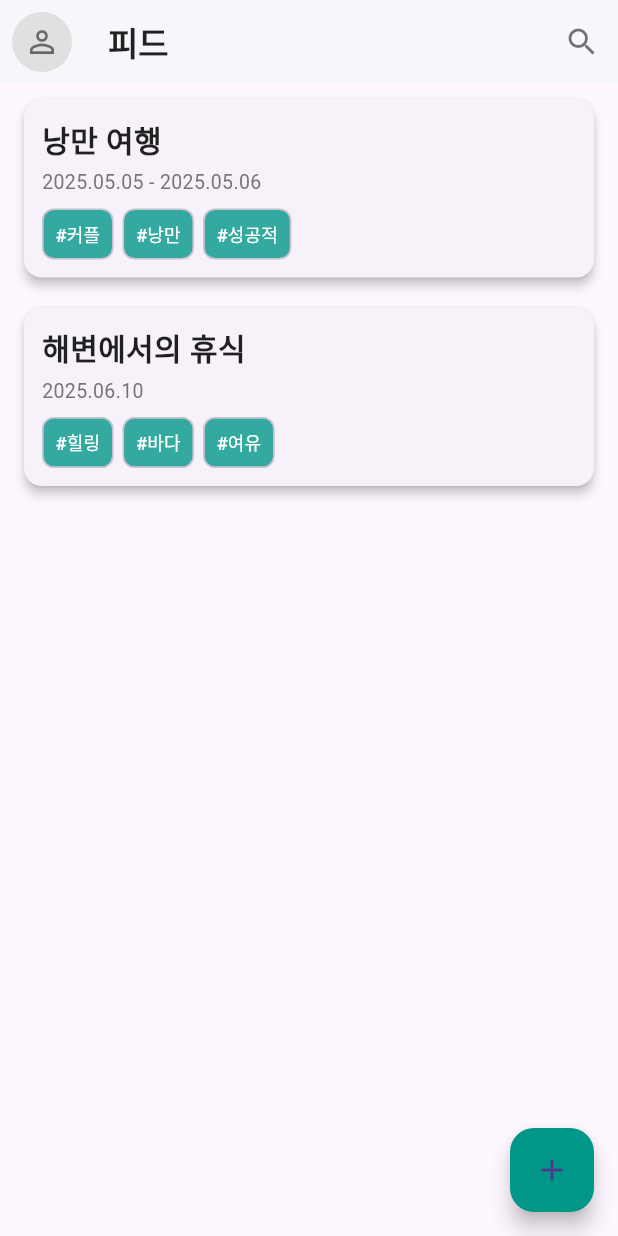
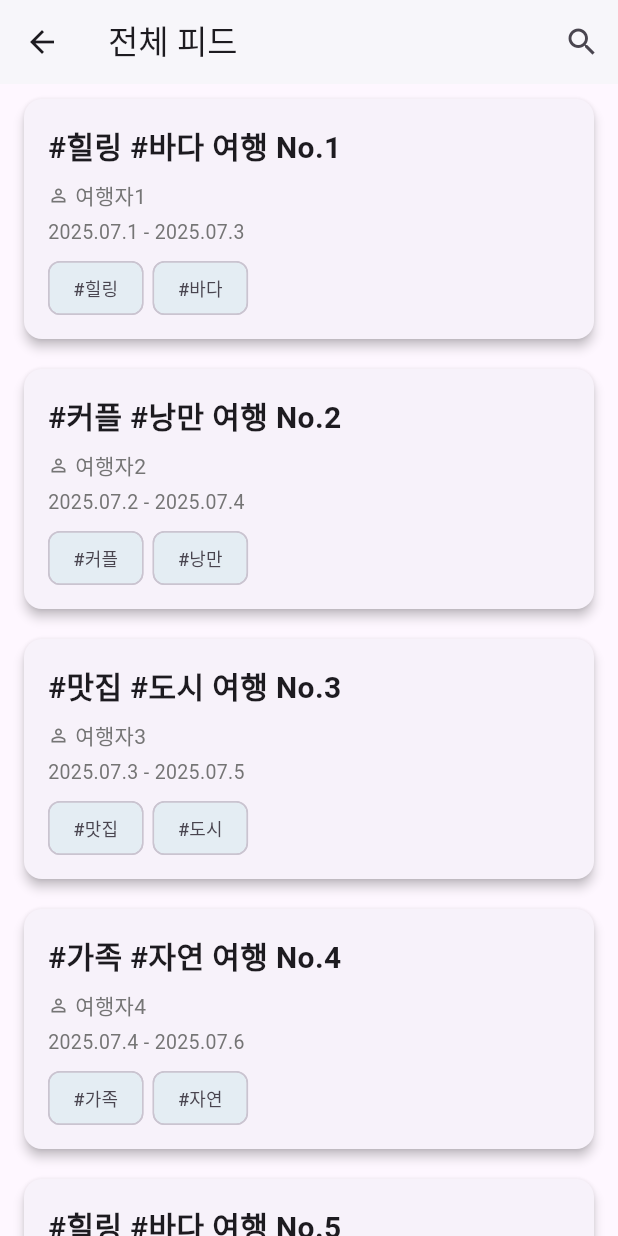
Before and after one commit to RecommendationForTravel/RecApp, a Flutter app: the FeedPage screen opened directly, on a phone screen of 412 x 824 dp. Run offline on Flutter 3.47's test engine with Material 3 defaults, Android fonts, the phone set to English and light mode, and no system bars; our stand-ins replace image_picker, table_calendar; missing offline and left inert: flutter_naver_map.

Commit message:
피드 화면 수정, 경로최적화 버튼 수정

```diff
--- a/lib/screens/feed_page.dart
+++ b/lib/screens/feed_page.dart
@@ -1,128 +1,197 @@
+// lib/screens/feed_page.dart (수정)
 import 'package:flutter/material.dart';
+import 'package:rectrip/models/place_model.dart';
 import 'package:rectrip/screens/feed/feed_detail_page.dart';
+import 'package:rectrip/services/main_backend_api_service.dart';
 
-import '../services/main_backend_api_service.dart';
-
+// --- 데이터 모델 정의 (기존과 동일하나, 가독성을 위해 함께 배치) ---
 class DailyLog {
   final String date;
-  final List<Map<String, String>> route; // 예: [{'title': '맛집', 'details': '...'}, ...]
-  //final List<String> photoUrls;
+  final List<Map<String, String>> route;
   final String comment;
 
-  DailyLog({
-    required this.date,
-    required this.route,
-    required this.comment,
-    // required this.photoUrls, // 생성자에서 제거
-  });
+  DailyLog({required this.date, required this.route, required this.comment});
 }
 
-// 샘플 데이터 모델
 class FeedPost {
   final String id;
   final String userName;
   final String userLocation;
-  //final String imageUrl;
   final String title;
   final String dateRange;
   final List<String> tags;
-  final List<DailyLog> dailyLogs; // 일자별 기록 추가
+  final List<DailyLog> dailyLogs;
 
   FeedPost({
     required this.id,
     required this.userName,
     required this.userLocation,
-    //required this.imageUrl,
     required this.title,
     required this.dateRange,
     required this.tags,
     required this.dailyLogs,
   });
 }
+// --- 데이터 모델 정의 끝 ---
 
-class FeedPage extends StatelessWidget {
-  // MainBackendApiService 인스턴스 생성
+
+class FeedPage extends StatefulWidget {
+  @override
+  _FeedPageState createState() => _FeedPageState();
+}
+
+class _FeedPageState extends State<FeedPage> {
   final MainBackendApiService _apiService = MainBackendApiService();
+  final ScrollController _scrollController = ScrollController();
 
-  // ★★★★★ 여기 있던 샘플 데이터(feedPosts 리스트)는 삭제합니다. ★★★★★
+  // 상태 변수들
+  final List<FeedPost> _posts = [];
+  int _currentPage = 1;
+  bool _isLoading = false;
+  bool _hasMore = true;
+  String? _selectedTag;
+
+  @override
+  void initState() {
+    super.initState();
+    // 첫 데이터 로드
+    _fetchFeeds();
+
+    // 스크롤 리스너 추가
+    _scrollController.addListener(() {
+      // 스크롤이 끝에 도달했고, 로딩 중이 아니며, 더 가져올 데이터가 있을 때
+      if (_scrollController.position.pixels >= _scrollController.position.maxScrollExtent - 200 &&
+          !_isLoading &&
+          _hasMore) {
+        _fetchFeeds();
+      }
+    });
+  }
+
+  @override
+  void dispose() {
+    _scrollController.dispose();
+    super.dispose();
+  }
+
+  // 서버에서 피드를 가져오는 함수
+  Future<void> _fetchFeeds() async {
+    setState(() {
+      _isLoading = true;
+    });
+
+    try {
+      final newPosts = await _apiService.getFeeds(page: _currentPage, tag: _selectedTag);
+      setState(() {
+        _posts.addAll(newPosts);
+        _currentPage++;
+        _isLoading = false;
+        // 새로 불러온 데이터가 요청한 limit보다 적으면 더 이상 데이터가 없는 것으로 간주
+        if (newPosts.length < 5) {
+          _hasMore = false;
+        }
+      });
+    } catch (e) {
+      // 에러 처리
+      setState(() => _isLoading = false);
+      print("피드 로딩 중 에러: $e");
+    }
+  }
+
+  // 새로고침 또는 태그 필터링 시 상태를 초기화하고 다시 로드하는 함수
+  Future<void> _resetAndFetchFeeds({String? tag}) async {
+    setState(() {
+      _posts.clear();
+      _currentPage = 1;
+      _hasMore = true;
+      _selectedTag = tag;
+    });
+    await _fetchFeeds();
+  }
+
+  // 태그 필터 모달을 보여주는 함수
+  void _showTagFilterModal() async {
+    final tags = await _apiService.getAvailableTags();
+    showModalBottomSheet(
+      context: context,
+      builder: (context) {
+        return Container(
+          padding: const EdgeInsets.all(16.0),
+          child: Wrap(
+            spacing: 8.0,
+            runSpacing: 4.0,
+            children: [
+              // 전체 보기(필터 해제) 버튼
+              ActionChip(
+                label: Text("전체 보기"),
+                onPressed: () {
+                  Navigator.pop(context);
+                  _resetAndFetchFeeds(tag: null);
+                },
+              ),
+              // 각 태그별 필터 버튼
+              ...tags.map((tag) => ActionChip(
+                label: Text(tag),
+                backgroundColor: _selectedTag == tag ? Colors.teal : Colors.grey[200],
+                labelStyle: TextStyle(color: _selectedTag == tag ? Colors.white : Colors.black),
+                onPressed: () {
+                  Navigator.pop(context);
+                  _resetAndFetchFeeds(tag: tag);
+                },
+              )),
+            ],
+          ),
+        );
+      },
+    );
+  }
 
   @override
   Widget build(BuildContext context) {
     return Scaffold(
       appBar: AppBar(
-        // AppBar는 동적으로 채울 필요가 크지 않으므로 일단 유지하거나,
-        // FutureBuilder 내부에서 첫 번째 포스트 데이터로 채울 수 있습니다.
-        leading: Padding(
-          padding: const EdgeInsets.all(8.0),
-          child: CircleAvatar(
-            backgroundColor: Colors.grey[300],
-            child: Icon(Icons.person_outline, color: Colors.black54),
-          ),
-        ),
-        title: Text("피드", style: TextStyle(fontWeight: FontWeight.bold, color: Colors.black87)),
+        title: Text(_selectedTag ?? "전체 피드"),
         actions: [
           IconButton(
-            icon: Icon(Icons.search, color: Colors.black54),
-            onPressed: () {
-              // 검색 기능 구현 (이전 답변의 필터 모달 호출 로직)
-            },
+            icon: Icon(Icons.search),
+            onPressed: _showTagFilterModal,
           ),
         ],
         backgroundColor: Colors.white,
         elevation: 1,
       ),
-      // FutureBuilder를 사용하여 비동기 데이터를 처리
-      body: FutureBuilder<List<FeedPost>>(
-        future: _apiService.getFeeds(), // 데이터를 가져올 Future를 지정
-        builder: (context, snapshot) {
-          // 로딩 중일 때
-          if (snapshot.connectionState == ConnectionState.waiting) {
-            return Center(child: CircularProgressIndicator());
-          }
-          // 에러가 발생했을 때
-          if (snapshot.hasError) {
-            return Center(child: Text("데이터를 불러오는 중 오류가 발생했습니다."));
-          }
-          // 데이터가 없거나 비어있을 때
-          if (!snapshot.hasData || snapshot.data!.isEmpty) {
-            return Center(child: Text("표시할 피드가 없습니다."));
-          }
-
-          // 데이터 로딩 성공
-          final posts = snapshot.data!;
-          return ListView.builder(
-            itemCount: posts.length,
+      body: RefreshIndicator(
+        onRefresh: () => _resetAndFetchFeeds(tag: _selectedTag),
+        child: _posts.isEmpty && _isLoading
+            ? Center(child: CircularProgressIndicator())
+            : _posts.isEmpty && !_isLoading
+            ? Center(child: Text("표시할 피드가 없습니다."))
+            : ListView.builder(
+          controller: _scrollController,
+          itemCount: _posts.length + (_hasMore ? 1 : 0),
           itemBuilder: (context, index) {
-              final post = posts[index];
+            if (index < _posts.length) {
+              final post = _posts[index];
               return GestureDetector(
-                onTap: () {
-                  Navigator.push(
-                    context,
-                    MaterialPageRoute(
-                      builder: (context) => FeedDetailPage(post: post),
-                    ),
-                  );
-                },
+                onTap: () => Navigator.push(context, MaterialPageRoute(builder: (context) => FeedDetailPage(post: post))),
                 child: FeedItemWidget(post: post),
               );
-            },
+            } else {
+              return Padding(
+                padding: const EdgeInsets.symmetric(vertical: 32.0),
+                child: Center(child: CircularProgressIndicator()),
               );
+            }
           },
         ),
-      floatingActionButton: FloatingActionButton(
-        onPressed: () {
-          // 새 게시물 작성 화면으로 이동
-        },
-        child: Icon(Icons.add),
-        backgroundColor: Colors.teal,
       ),
     );
   }
 }
 
+// 피드 아이템 위젯 (이미지 관련 코드 없음)
 class FeedItemWidget extends StatelessWidget {
   final FeedPost post;
-
   const FeedItemWidget({Key? key, required this.post}) : super(key: key);
 
   @override
@@ -131,69 +200,38 @@ class FeedItemWidget extends StatelessWidget {
       margin: EdgeInsets.symmetric(horizontal: 16.0, vertical: 10.0),
       elevation: 3.0,
       shape: RoundedRectangleBorder(borderRadius: BorderRadius.circular(12.0)),
-      clipBehavior: Clip.antiAlias, // 이미지 모서리도 둥글게
-      child: Column(
-        crossAxisAlignment: CrossAxisAlignment.start,
-        children: [
-          /*Image.network( // 네트워크 이미지 로드
-            post.imageUrl,
-            height: 200,
-            width: double.infinity,
-            fit: BoxFit.cover,
-            // 이미지 로딩 중 에러 발생 시 표시할 위젯
-            errorBuilder: (context, error, stackTrace) {
-              return Container(
-                height: 200,
-                color: Colors.grey[200],
-                child: Center(child: Icon(Icons.broken_image, color: Colors.grey, size: 50)),
-              );
-            },
-            // 이미지 로딩 중 표시할 위젯
-            loadingBuilder: (BuildContext context, Widget child, ImageChunkEvent? loadingProgress) {
-              if (loadingProgress == null) return child;
-              return Container(
-                height: 200,
-                child: Center(
-                  child: CircularProgressIndicator(
-                    value: loadingProgress.expectedTotalBytes != null
-                        ? loadingProgress.cumulativeBytesLoaded / loadingProgress.expectedTotalBytes!
-                        : null,
-                  ),
-                ),
-              );
-            },
-          ),*/
-          Padding(
-            padding: EdgeInsets.all(12.0),
+      clipBehavior: Clip.antiAlias,
+      child: Padding(
+        padding: EdgeInsets.all(16.0),
         child: Column(
           crossAxisAlignment: CrossAxisAlignment.start,
           children: [
             Text(
               post.title,
-                  style: TextStyle(fontSize: 20, fontWeight: FontWeight.bold, color: Colors.black87),
+              style: TextStyle(fontSize: 20, fontWeight: FontWeight.bold),
+            ),
+            SizedBox(height: 8),
+            Row(
+              children: [
+                Icon(Icons.person_outline, size: 14, color: Colors.grey[600]),
+                SizedBox(width: 4),
+                Text(post.userName, style: TextStyle(color: Colors.grey[600])),
+              ],
             ),
             SizedBox(height: 4),
-                Text(
-                  post.dateRange,
-                  style: TextStyle(fontSize: 13, color: Colors.grey[600]),
-                ),
-                SizedBox(height: 8),
-                Wrap( // 태그들을 가로로 나열, 공간 부족 시 다음 줄로
-                  spacing: 6.0, // 태그 간 가로 간격
-                  runSpacing: 4.0, // 태그 줄 간 간격
+            Text(post.dateRange, style: TextStyle(fontSize: 13, color: Colors.grey[600])),
+            SizedBox(height: 10),
+            Wrap(
+              spacing: 6.0,
               children: post.tags.map((tag) => Chip(
-                    label: Text(tag, style: TextStyle(fontSize: 12, color: Colors.white)),
-                    backgroundColor: Colors.teal.withOpacity(0.8),
-                    padding: EdgeInsets.symmetric(horizontal: 8.0, vertical: 2.0),
-                    labelPadding: EdgeInsets.zero, // 기본 패딩 제거
-                    materialTapTargetSize: MaterialTapTargetSize.shrinkWrap, // 탭 영역 최소화
+                label: Text(tag, style: TextStyle(fontSize: 12)),
+                backgroundColor: Colors.teal.withOpacity(0.1),
+                materialTapTargetSize: MaterialTapTargetSize.shrinkWrap,
               )).toList(),
             ),
           ],
         ),
       ),
-        ],
-      ),
     );
   }
 }
--- a/lib/screens/recommendation/survey_start_page.dart
+++ b/lib/screens/recommendation/survey_start_page.dart
@@ -79,12 +79,12 @@ class SurveyStartPage extends StatelessWidget {
                             trailing: Icon(Icons.chevron_right),
                             onTap: () {
                               // 저장된 결과를 다시 보여주는 페이지로 이동
-                              Navigator.push(context, MaterialPageRoute(
+                              /*Navigator.push(context, MaterialPageRoute(
                                 builder: (context) => RecommendationResultPage(
                                     finalRoute: trip.route,
                                     tripTitle: trip.title
                                 ),
-                              ));
+                              ));*/
                             },
                           ),
                         );
--- a/lib/services/main_backend_api_service.dart
+++ b/lib/services/main_backend_api_service.dart
@@ -1,4 +1,6 @@
 // 메인 백엔드 서버와 통신하는 클래스
+import 'dart:math';
+
 import 'package:rectrip/models/place_model.dart';
 import 'package:rectrip/screens/feed_page.dart'; // FeedPost 모델
 
@@ -39,11 +41,34 @@ class MainBackendApiService {
     return finalPlaces.reversed.toList();
   }
 
+  // --- 더미 데이터 확장 ---
+  // 무한 스크롤 및 필터링 테스트를 위해 더 많은 데이터를 생성합니다.
+  final List<FeedPost> _allMockPosts = List.generate(30, (index) {
+    final tags = [['#힐링', '#바다'], ['#커플', '#낭만'], ['#맛집', '#도시'], ['#가족', '#자연']];
+    final selectedTags = tags[index % tags.length];
+    return FeedPost(
+      id: '${index + 1}',
+      userName: '여행자${index + 1}',
+      userLocation: '대한민국 어딘가',
+      title: '${selectedTags.join(' ')} 여행 No.${index + 1}',
+      dateRange: '2025.07.${(index % 30) + 1} - 2025.07.${(index % 30) + 3}',
+      tags: selectedTags,
+      dailyLogs: [
+        DailyLog(
+          date: '2025.07.${(index % 30) + 1}',
+          route: [],
+          comment: '여행 ${index + 1}일차 상세 코멘트입니다. 즐거운 시간을 보냈습니다!',
+        )
+      ],
+    );
+  });
+
   // 피드 목록을 서버에서 가져옵니다.
-  Future<List<FeedPost>> getFeeds() async {
+  Future<List<FeedPost>> getFeeds({int page = 1, int limit = 5, String? tag}) async {
+
     /*
-    // ===== 실제 서버 연동 시 주석 해제 =====
-    final url = Uri.parse('YOUR_MAIN_BACKEND_URL/feeds');
+    // ===== 실제 서버 연동 시에는 아래와 같은 형태로 API를 호출하게 됩니다 =====
+    final url = Uri.parse('YOUR_MAIN_BACKEND_URL/feeds?page=$page&limit=$limit&tag=${tag ?? ''}');
     final response = await http.get(url);
     if (response.statusCode == 200) {
         // ... JSON 파싱 로직 ...
@@ -53,44 +78,30 @@ class MainBackendApiService {
     }
     */
 
-    // --- 수정된 더미 데이터 반환 ---
-    return [
-      FeedPost(
-        id: '1',
-        userName: 'aodp',
-        userLocation: '서울 특별시 용산구',
-        title: '낭만 여행',
-        dateRange: '2025.05.05 - 2025.05.06',
-        tags: ['#커플', '#낭만', '#성공적'],
-        dailyLogs: [
-          DailyLog(
-            date: '2025.05.05 (1일차)',
-            route: [{'title': '남산타워', 'details': '케이블카 타고 올라감'}, {'title': '명동교자', 'details': '저녁식사'}],
-            comment: '첫날은 서울의 야경을 즐겼어요. 남산타워에서 본 모습은 정말 잊을 수 없네요!',
-          ),
-          DailyLog(
-            date: '2025.05.06 (2일차)',
-            route: [{'title': '경복궁', 'details': '한복 체험'}, {'title': '인사동 찻집', 'details': '전통차 시음'}],
-            comment: '한복 입고 경복궁을 거니니 시간 여행을 하는 기분이었어요. 너무 예쁜 사진을 많이 남겼습니다.',
-          ),
-        ],
-      ),
-      FeedPost(
-        id: '2',
-        userName: 'flutterdev',
-        userLocation: '부산 광역시 해운대구',
-        title: '해변에서의 휴식',
-        dateRange: '2025.06.10',
-        tags: ['#힐링', '#바다', '#여유'],
-        dailyLogs: [
-          DailyLog(
-            date: '2025.06.10 (1일차)',
-            route: [{'title': '해운대 해수욕장', 'details': '물놀이 및 휴식'}, {'title': '더베이 101', 'details': '야경 감상 및 저녁'}],
-            comment: '오랜만에 바다를 보니 가슴이 뻥 뚫리는 기분! 파도 소리를 들으며 제대로 힐링했습니다.',
-          ),
-        ],
-      ),
-    ];
+    // --- 더미 데이터로 페이징 및 필터링 시뮬레이션 ---
+    print("피드 요청: page=$page, limit=$limit, tag=${tag ?? '없음'}");
+    await Future.delayed(Duration(milliseconds: 700)); // 네트워크 딜레이 흉내
+
+    // 1. 태그 필터링
+    final List<FeedPost> filteredPosts = tag == null
+        ? _allMockPosts
+        : _allMockPosts.where((post) => post.tags.contains(tag)).toList();
+
+    // 2. 페이징
+    final startIndex = (page - 1) * limit;
+    if (startIndex >= filteredPosts.length) {
+      return []; // 더 이상 데이터가 없으면 빈 리스트 반환
+    }
+
+    final endIndex = min(startIndex + limit, filteredPosts.length);
+
+    return filteredPosts.sublist(startIndex, endIndex);
+  }
+
+  // 사용 가능한 전체 태그 목록을 제공하는 함수 (UI에서 사용)
+  Future<List<String>> getAvailableTags() async {
+    await Future.delayed(Duration(milliseconds: 200));
+    return ['#힐링', '#바다', '#커플', '#낭만', '#맛집', '#도시', '#가족', '#자연'].toSet().toList();
   }
 
   // 작성된 피드를 서버로 전송합니다.
```
Also changed, not shown: lib/screens/feed/feed_detail_page.dart (+35 -13 lines), lib/screens/recommendation/recommendation_place_selection_page.dart (+66 -29 lines), lib/screens/recommendation/recommendation_result_page.dart (+23 -7 lines). Lines whose indentation alone changed are shown as unchanged.
